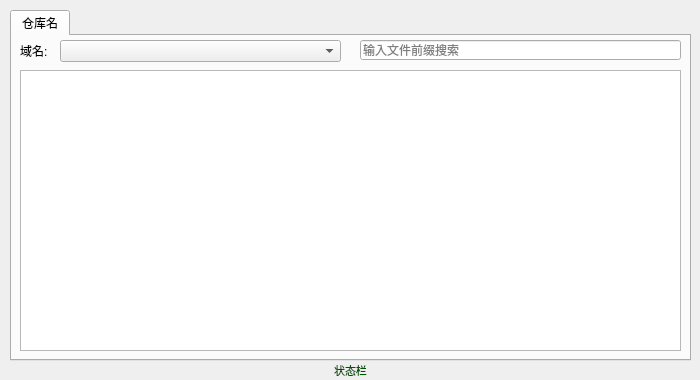
Old version of the form main_ui.ui in the repository kyle-go/qiniu-disk.
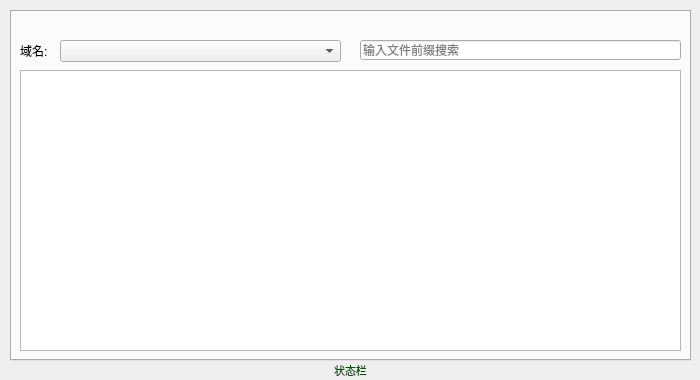
New version of the form.

Commit message: 获取仓库域名列表

Patch:
```diff
--- a/main_ui.ui
+++ b/main_ui.ui
@@ -65,11 +65,6 @@
    <property name="currentIndex">
     <number>0</number>
    </property>
-   <widget class="QWidget" name="tab">
-    <attribute name="title">
-     <string>仓库名</string>
-    </attribute>
-   </widget>
   </widget>
   <widget class="QLabel" name="label">
    <property name="geometry">
```
Left out of the diff: 4 changed lines with no effect on the pictures. The commit also changes 2 other files.
